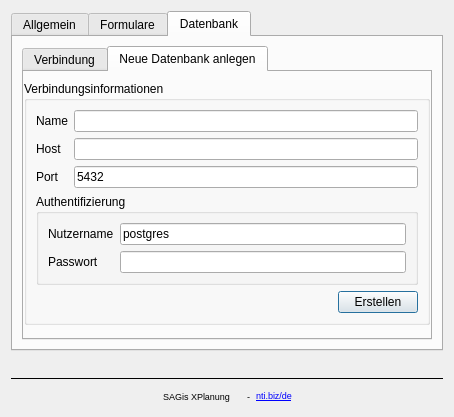
Above: src/SAGisXPlanung/ui/settings.ui from nti-de/SAGisXPlanung before the change. Below: the same form after it.
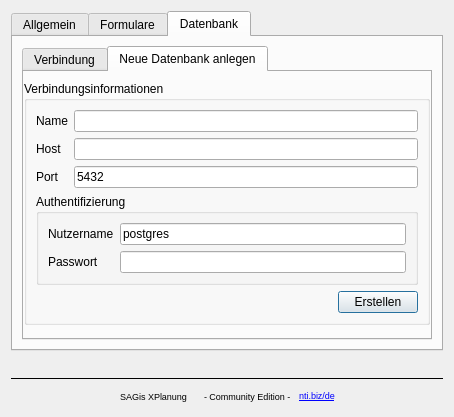
That is the form after the change.

The edit to the form file:
```diff
--- a/src/SAGisXPlanung/ui/settings.ui
+++ b/src/SAGisXPlanung/ui/settings.ui
@@ -452,7 +452,7 @@
         </font>
        </property>
        <property name="text">
-        <string>-</string>
+        <string>- Community Edition - </string>
        </property>
       </widget>
      </item>
```
